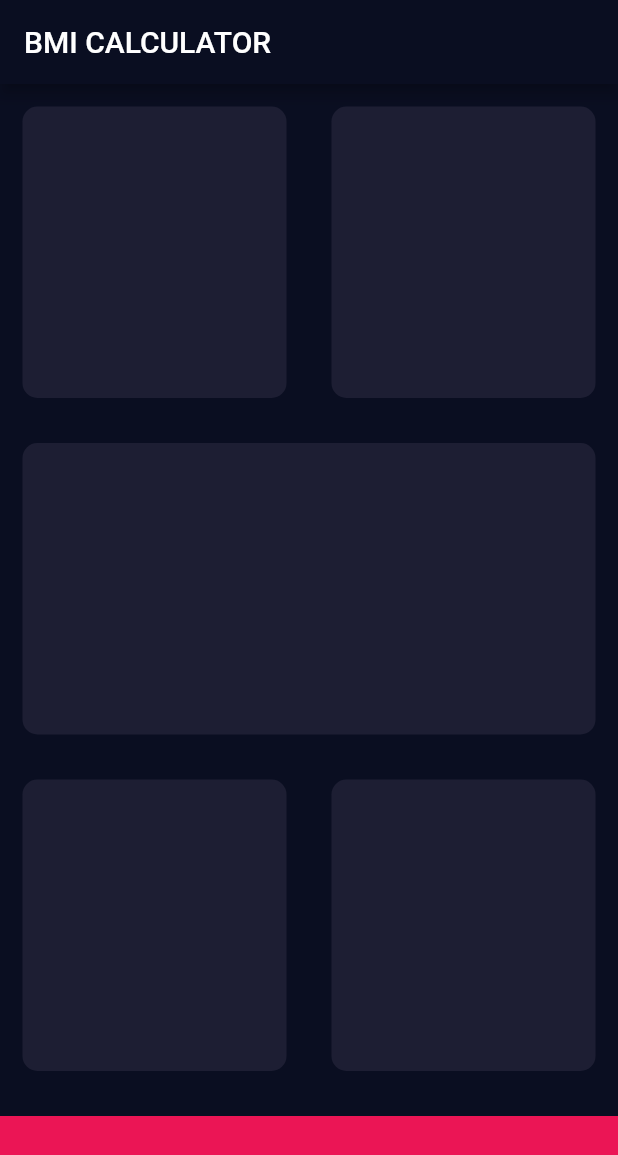
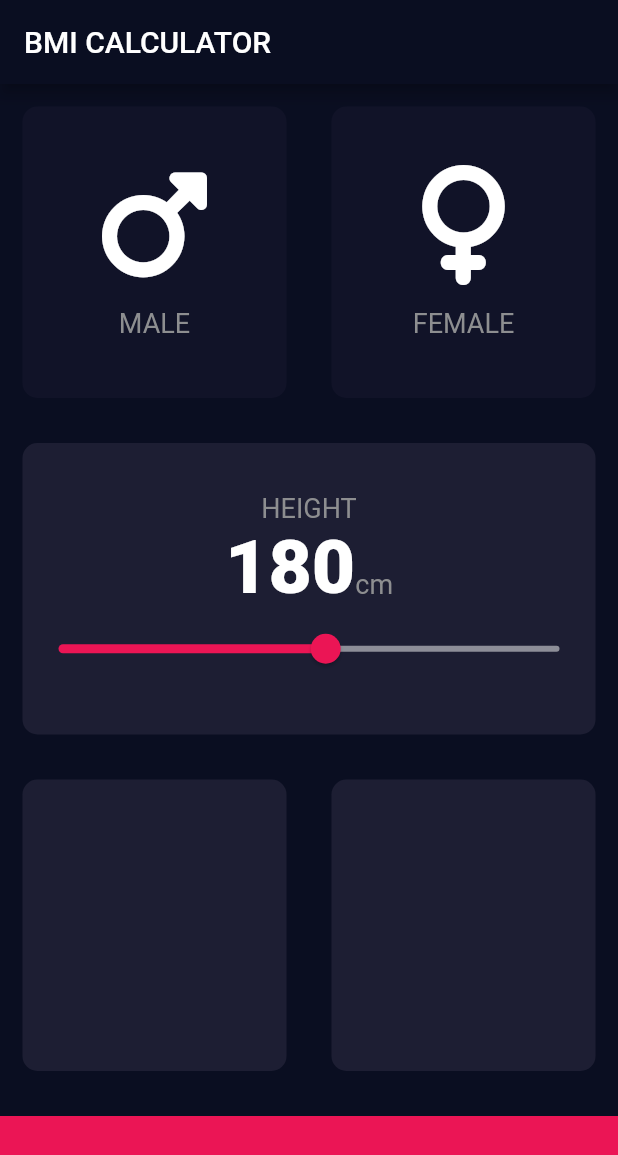
Before and after one commit to KoopaEater/bmi_calculator, a Flutter app: the screen it shows after launch, on a phone screen of 412 x 824 dp. Shown: the top 1155 px of the screen. Run offline on Flutter 3.47's test engine with Material 2 defaults, Android fonts, the phone set to English and light mode, and no system bars; our stand-ins replace font_awesome_flutter.

Commit message:
Gender buttons and slider implemented

```diff
--- /dev/null
+++ b/lib/constants.dart
@@ -0,0 +1,18 @@
+import 'package:flutter/material.dart';
+
+const kBottomContainerHeight = 80.0;
+const kActiveCardColor = Color(0xFF1D1E33);
+const kInactiveCardColor = Color(0xFF111328);
+const kBottomContainerColor = Color(0xFFEB1555);
+const kSliderActiveColor = Color(0xFFEB1555);
+const kSliderInactiveColor = Color(0xFF8D8E98);
+
+const kLabelTextStyle = TextStyle(
+  fontSize: 18.0,
+  color: Color(0xFF8D8E90),
+);
+
+const kNumberTextStyle = TextStyle(
+  fontSize: 50.0,
+  fontWeight: FontWeight.w900,
+);
--- a/lib/custom_widgets.dart
+++ b/lib/custom_widgets.dart
@@ -1,19 +1,53 @@
 import 'package:flutter/material.dart';
+import 'package:bmi_calculator/constants.dart';
 
 class ReusableCard extends StatelessWidget {
+  final Color color;
+  final Widget? child;
+  final Function? onPressed;
 
-  late final Color color;
-
-  ReusableCard({required this.color});
+  ReusableCard({required this.color, this.child, this.onPressed});
 
   @override
   Widget build(BuildContext context) {
-    return Container(
-      margin: EdgeInsets.all(15.0),
-      decoration: BoxDecoration(
-        color: color,
-        borderRadius: BorderRadius.circular(10.0),
+    return GestureDetector(
+      onTap: () => onPressed?.call(),
+      child: Container(
+        margin: EdgeInsets.all(15.0),
+        decoration: BoxDecoration(
+          color: color,
+          borderRadius: BorderRadius.circular(10.0),
+        ),
+        child: child,
       ),
     );
   }
 }
+
+class IconContent extends StatelessWidget {
+  final IconData icon;
+  final String label;
+
+  IconContent(
+      {required this.icon, required this.label});
+
+  @override
+  Widget build(BuildContext context) {
+    return Column(
+      mainAxisAlignment: MainAxisAlignment.center,
+      children: [
+        Icon(
+          icon,
+          size: 80.0,
+        ),
+        SizedBox(
+          height: 15.0,
+        ),
+        Text(
+          label,
+          style: kLabelTextStyle,
+        ),
+      ],
+    );
+  }
+}
--- a/lib/input_page.dart
+++ b/lib/input_page.dart
@@ -1,9 +1,12 @@
 import 'package:flutter/material.dart';
 import 'package:bmi_calculator/custom_widgets.dart';
+import 'package:font_awesome_flutter/font_awesome_flutter.dart';
+import 'package:bmi_calculator/constants.dart';
 
-const bottomContainerHeight = 80.0;
-const activeCardColor = Color(0xFF1D1E33);
-const bottomContainerColor = Color(0xFFEB1555);
+enum Gender {
+  male,
+  female,
+}
 
 class InputPage extends StatefulWidget {
   @override
@@ -11,6 +14,9 @@ class InputPage extends StatefulWidget {
 }
 
 class _InputPageState extends State<InputPage> {
+  Gender? selectedGender;
+  int height = 180;
+
   @override
   Widget build(BuildContext context) {
     return Scaffold(
@@ -25,12 +31,38 @@ class _InputPageState extends State<InputPage> {
                 children: [
                   Expanded(
                     child: ReusableCard(
-                      color: activeCardColor,
+                      onPressed: () {
+                        setState(() {
+                          selectedGender = selectedGender == Gender.male
+                              ? null
+                              : Gender.male;
+                        });
+                      },
+                      color: selectedGender == Gender.male
+                          ? kActiveCardColor
+                          : kInactiveCardColor,
+                      child: IconContent(
+                        label: 'MALE',
+                        icon: FontAwesomeIcons.mars,
+                      ),
                     ),
                   ),
                   Expanded(
                     child: ReusableCard(
-                      color: activeCardColor,
+                      onPressed: () {
+                        setState(() {
+                          selectedGender = selectedGender == Gender.female
+                              ? null
+                              : Gender.female;
+                        });
+                      },
+                      color: selectedGender == Gender.female
+                          ? kActiveCardColor
+                          : kInactiveCardColor,
+                      child: IconContent(
+                        label: 'FEMALE',
+                        icon: FontAwesomeIcons.venus,
+                      ),
                     ),
                   ),
                 ],
@@ -38,7 +70,43 @@ class _InputPageState extends State<InputPage> {
             ),
             Expanded(
               child: ReusableCard(
-                color: activeCardColor,
+                color: kActiveCardColor,
+                child: Column(
+                  mainAxisAlignment: MainAxisAlignment.center,
+                  children: [
+                    Text(
+                      'HEIGHT',
+                      style: kLabelTextStyle,
+                    ),
+                    Row(
+                      mainAxisAlignment: MainAxisAlignment.center,
+                      crossAxisAlignment: CrossAxisAlignment.baseline,
+                      textBaseline: TextBaseline.alphabetic,
+                      children: [
+                        Text(
+                          height.toString(),
+                          style: kNumberTextStyle,
+                        ),
+                        Text(
+                          'cm',
+                          style: kLabelTextStyle,
+                        )
+                      ],
+                    ),
+                    Slider(
+                      value: height.toDouble(),
+                      min: 100,
+                      max: 250,
+                      activeColor: kSliderActiveColor,
+                      inactiveColor: kSliderInactiveColor,
+                      onChanged: (double newValue) {
+                        setState(() {
+                          height = newValue.round();
+                        });
+                      },
+                    )
+                  ],
+                ),
               ),
             ),
             Expanded(
@@ -46,12 +114,12 @@ class _InputPageState extends State<InputPage> {
                 children: [
                   Expanded(
                     child: ReusableCard(
-                      color: activeCardColor,
+                      color: kActiveCardColor,
                     ),
                   ),
                   Expanded(
                     child: ReusableCard(
-                      color: activeCardColor,
+                      color: kActiveCardColor,
                     ),
                   ),
                 ],
@@ -59,8 +127,8 @@ class _InputPageState extends State<InputPage> {
             ),
             Container(
               margin: EdgeInsets.only(top: 15.0),
-              color: bottomContainerColor,
-              height: bottomContainerHeight,
+              color: kBottomContainerColor,
+              height: kBottomContainerHeight,
               width: double.infinity,
             ),
           ],
--- a/pubspec.yaml
+++ b/pubspec.yaml
@@ -35,6 +35,7 @@ dependencies:
   # The following adds the Cupertino Icons font to your application.
   # Use with the CupertinoIcons class for iOS style icons.
   cupertino_icons: ^1.0.2
+  font_awesome_flutter: ^10.4.0
 
 dev_dependencies:
   flutter_test:
```
Also changed, not shown: pubspec.lock.
